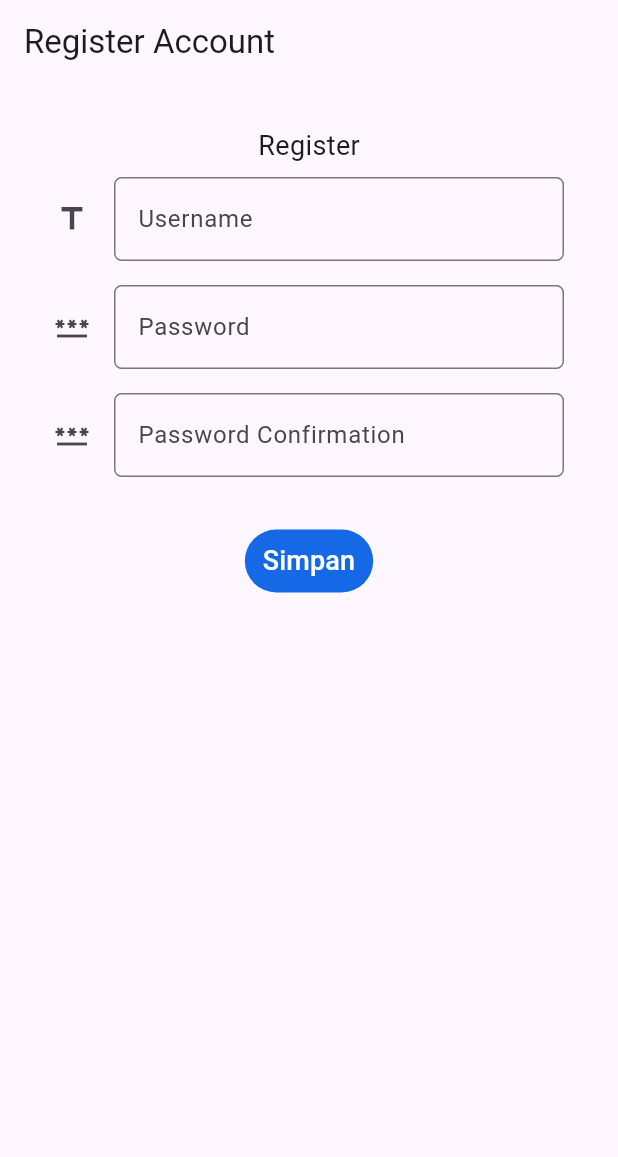
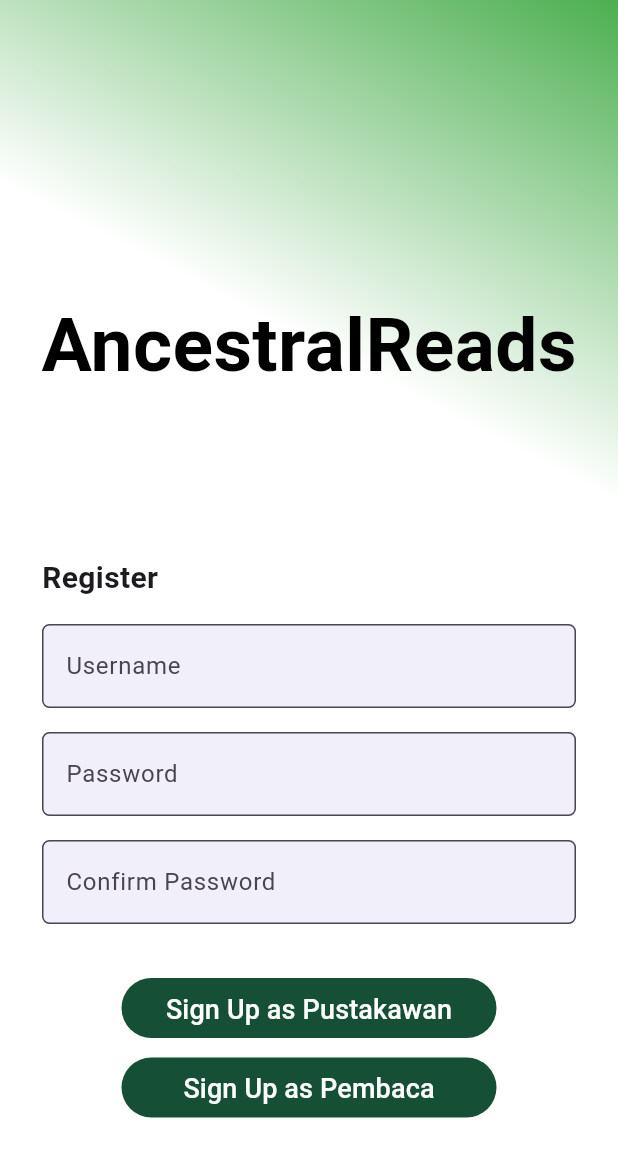
Before and after one commit to mhanifti/AncestralReadsMobile, a Flutter app: the RegisterPage screen opened directly, on a phone screen of 412 x 824 dp. Shown: the top 1157 px of the screen. Run offline on Flutter 3.47's test engine with Material 3 defaults, Android fonts, the phone set to English and light mode, and no system bars; missing offline and left inert: pbp_django_auth.

Commit message:
Add login.dart and register.dart

```diff
--- a/lib/authentication/login.dart
+++ b/lib/authentication/login.dart
@@ -61,7 +61,7 @@ class _LoginPageState extends State<LoginPage> {
                 String username = _usernameController.text;
                 String password = _passwordController.text;
 
-                final response = await request.login("http://10.0.2.2:8000/auth/login/", {
+                final response = await request.login("http://127.0.0.1:8000/auth/login/", {
                   'username': username,
                   'password': password,
                 });
--- a/lib/authentication/register.dart
+++ b/lib/authentication/register.dart
@@ -1,3 +1,6 @@
+import 'dart:convert';
+import 'dart:ui';
+
 import 'package:flutter/material.dart';
 import 'package:provider/provider.dart';
 import 'package:pbp_django_auth/pbp_django_auth.dart';
@@ -31,9 +34,6 @@ class _RegisterState extends State<RegisterPage> {
   @override
   Widget build(BuildContext context) {
     return Scaffold(
-      appBar: AppBar(
-        title: const Text('Register Account'),
-      ),
       body: RegisterForm(formKey: _formKey),
     );
   }
@@ -63,12 +63,36 @@ class _FormRegister extends State<RegisterForm> {
       key: formKey,
       child: SingleChildScrollView(
           child: Container(
-            margin: const EdgeInsets.all(8),
+            decoration: BoxDecoration(
+              gradient: LinearGradient(
+                begin: Alignment.topRight,
+                end: Alignment.bottomLeft,
+                colors: [
+                  Colors.green,
+                  Colors.white,
+                  Colors.white,
+                  Colors.white,
+                ],
+              ),
+            ),
             padding: const EdgeInsets.all(20.0),
             child: Column(crossAxisAlignment: CrossAxisAlignment.start, children: [
-              const Center(
-                child: Text("Register",
-                  style: TextStyle(fontSize: 18),),
+              const Padding(
+                padding: EdgeInsets.only(top: 174.0, bottom: 97.0),
+                child: Center(
+                  child: Text(
+                    "AncestralReads",
+                    style: TextStyle(fontSize: 50, fontWeight: FontWeight.bold, color: Colors.black),
+                  ),
+                ),
+              ),
+              Padding(
+                padding: const EdgeInsets.all(8.0),
+                child: Text(
+                  "Register",
+                  textAlign: TextAlign.left,
+                  style: TextStyle(fontSize: 20, fontWeight: FontWeight.bold),
+                ),
               ),
               Padding(
                 // Menggunakan padding sebesar 8 pixels
@@ -76,9 +100,8 @@ class _FormRegister extends State<RegisterForm> {
                 child: TextFormField(
                   decoration: InputDecoration(
                     labelText: "Username ",
-                    icon: const Icon(Icons.title),
-                    // Menambahkan icon agar lebih intuitif
-                    // Menambahkan circular border agar lebih rapi
+                    filled: true,
+                    fillColor: Color.fromARGB(20, 80, 56, 188),
                     border: OutlineInputBorder(
                       borderRadius: BorderRadius.circular(5.0),
                     ),
@@ -95,13 +118,6 @@ class _FormRegister extends State<RegisterForm> {
                       username = value!;
                     });
                   },
-                  // // Validator sebagai validasi form
-                  // validator: (String? value) {
-                  //   if (value == null || value.isEmpty) {
-                  //     return 'Email tidak boleh kosong!';
-                  //   }
-                  //   return null;
-                  // },
                 ),
               ),
               Padding(
@@ -111,9 +127,8 @@ class _FormRegister extends State<RegisterForm> {
                   obscureText: true,
                   decoration: InputDecoration(
                     labelText: "Password ",
-                    icon: const Icon(Icons.password),
-                    // Menambahkan icon agar lebih intuitif
-                    // Menambahkan circular border agar lebih rapi
+                    filled: true,
+                    fillColor: Color.fromARGB(20, 80, 56, 188),
                     border: OutlineInputBorder(
                       borderRadius: BorderRadius.circular(5.0),
                     ),
@@ -130,13 +145,6 @@ class _FormRegister extends State<RegisterForm> {
                       password = value!;
                     });
                   },
-                  // Validator sebagai validasi form
-                  // validator: (String? value) {
-                  //   if (value == null || value.isEmpty) {
-                  //     return 'Password tidak boleh kosong!';
-                  //   }
-                  //   return null;
-                  // },
                 ),
               ),
               Padding(
@@ -146,10 +154,9 @@ class _FormRegister extends State<RegisterForm> {
                 child: TextFormField(
                   obscureText: true,
                   decoration: InputDecoration(
-                    labelText: "Password Confirmation",
-                    icon: const Icon(Icons.password),
-                    // Menambahkan icon agar lebih intuitif
-                    // Menambahkan circular border agar lebih rapi
+                    labelText: "Confirm Password",
+                    filled: true,
+                    fillColor: Color.fromARGB(20, 80, 56, 188),
                     border: OutlineInputBorder(
                       borderRadius: BorderRadius.circular(5.0),
                     ),
@@ -166,36 +173,26 @@ class _FormRegister extends State<RegisterForm> {
                       password1 = value!;
                     });
                   },
-                  // // Validator sebagai validasi form
-                  // validator: (String? value) {
-                  //   if (value == null || value.isEmpty) {
-                  //     return 'Password tidak boleh kosong!';
-                  //   }
-                  //   return null;
-                  // },
                 ),
               ),
               Padding(
                 // Menggunakan padding sebesar 8 pixels
-                padding: const EdgeInsets.all(24.0),
+                padding: const EdgeInsets.only(top: 24.0),
                 child:Center (
                   child: TextButton(
-                    style: ButtonStyle(
-                      backgroundColor: MaterialStateProperty.all(Color.fromARGB(255, 21, 104, 230)),
-
+                    style: TextButton.styleFrom(
+                      backgroundColor: Color.fromARGB(255, 20, 79, 54),
+                      fixedSize: const Size(250, 32),
                     ),
                     onPressed: () async {
                       final response = await request.post(
-                          'http://10.0.2.2:8000/auth/register/',
-                          // 'http://$port/flutter_register/',
+                          'http://127.0.0.1:8000/auth/register/',
                           {
                             "username": username,
                             "password1": password,
-                            "password2": password1
+                            "password2": password1,
+                            'is_staff': 'true',
                           });
-
-                      print(formKey);
-                      print(response['status']==false);
 
                       if (response['status']==true) {
                         // ignore: use_build_context_synchronously
@@ -213,7 +210,48 @@ class _FormRegister extends State<RegisterForm> {
                       }
                     },
                     child: const Text(
-                      "Simpan",
+                      "Sign Up as Pustakawan",
+                      style: TextStyle(color: Colors.white, fontSize: 18),
+                    ),
+                  ),
+                ),
+              ),
+              Padding(
+                // Menggunakan padding sebesar 8 pixels
+                padding: const EdgeInsets.only(top: 5.0),
+                child:Center (
+                  child: TextButton(
+                    style: TextButton.styleFrom(
+                      backgroundColor: Color.fromARGB(255, 20, 79, 54),
+                      fixedSize: const Size(250, 32),
+                    ),
+                    onPressed: () async {
+                      final response = await request.post(
+                          'http://127.0.0.1:8000/auth/register/',
+                          {
+                            "username": username,
+                            "password1": password,
+                            "password2": password1,
+                            'is_staff': '',
+                          });
+
+                      if (response['status']==true) {
+                        // ignore: use_build_context_synchronously
+                        Navigator.pushReplacement(
+                            context,
+                            MaterialPageRoute(
+                              builder: (BuildContext context) =>
+                              const LoginApp(),
+                            ));
+                      } else {
+                        setState(() {
+                          message = response['message'];
+                          print(message);
+                        });
+                      }
+                    },
+                    child: const Text(
+                      "Sign Up as Pembaca",
                       style: TextStyle(color: Colors.white, fontSize: 18),
                     ),
                   ),
```
